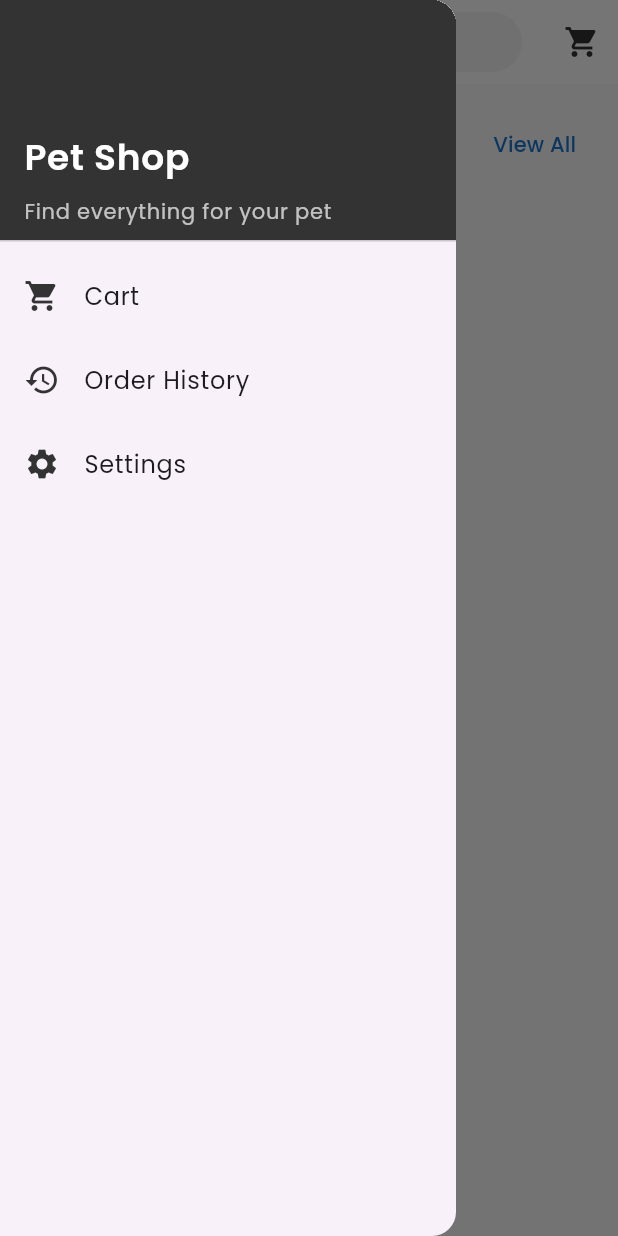
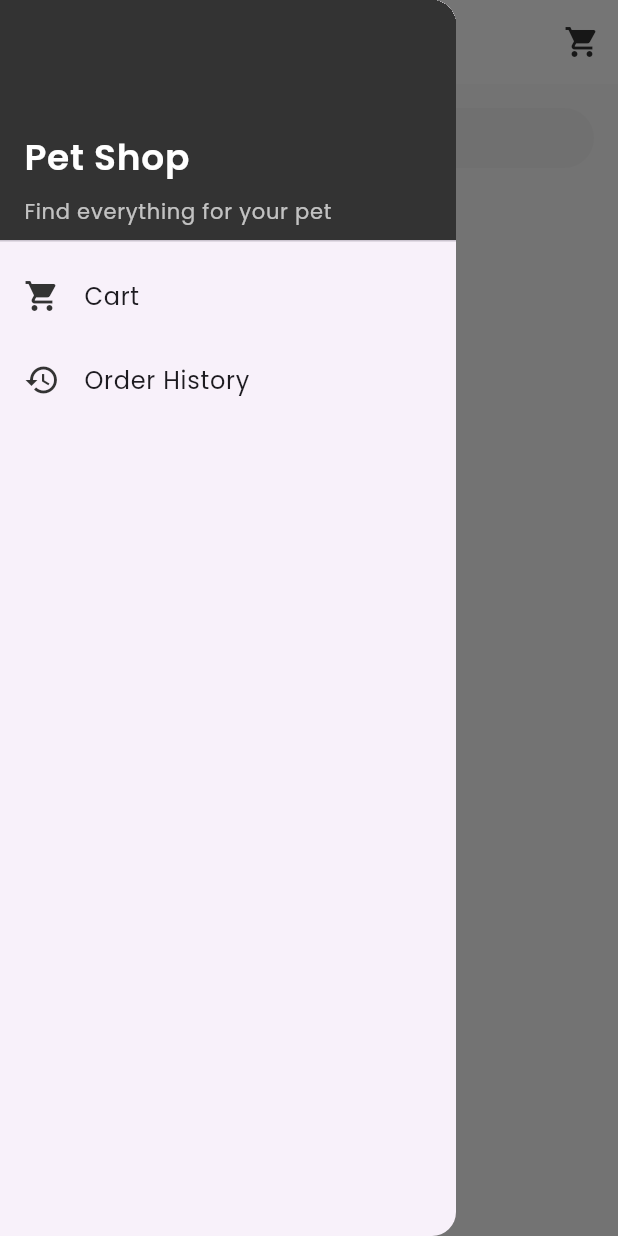
Before and after one commit to Chandupa04/furrpal, a Flutter app: the ShopPage screen opened directly, with the side drawer open, on a phone screen of 412 x 824 dp. Run offline on Flutter 3.47's test engine with Material 3 defaults, Android fonts, the phone set to English and light mode, and no system bars; our stand-ins replace cached_network_image, cloud_firestore, dio, email_validator, file_picker, firebase_auth and 9 more; missing offline and left inert: custom_check_box, flutter_stripe, platform_text; accounts and stored records are empty.

Commit message:
updated shop

```diff
--- a/lib/features/shop/presentation/pages/order_history_page.dart
+++ b/lib/features/shop/presentation/pages/order_history_page.dart
@@ -24,7 +24,7 @@ class OrderHistoryPage extends StatelessWidget {
     return Scaffold(
       appBar: AppBar(
         title: const Text('Order History'),
-        backgroundColor: const Color.fromARGB(255, 253, 162, 131),
+        backgroundColor: const Color.fromARGB(255, 255, 255, 255),
         foregroundColor: const Color.fromARGB(255, 10, 8, 1),
       ),
       body: StreamBuilder<QuerySnapshot>(
--- a/lib/features/shop/presentation/pages/shop_page.dart
+++ b/lib/features/shop/presentation/pages/shop_page.dart
@@ -29,36 +29,15 @@ class _ShopPageState extends State<ShopPage> {
       appBar: AppBar(
         backgroundColor: Colors.white,
         elevation: 0,
-        title: Container(
-          width: double.infinity,
-          height: 40,
-          decoration: BoxDecoration(
-            color: Colors.grey[100],
-            borderRadius: BorderRadius.circular(20),
-          ),
-          child: Center(
-            child: TextField(
-              controller: _searchController,
-              decoration: InputDecoration(
-                hintText: 'Search products...',
-                hintStyle: GoogleFonts.poppins(
-                  fontSize: 14,
-                  color: Colors.grey[500],
-                ),
-                border: InputBorder.none,
-                prefixIcon:
-                    Icon(Icons.search, color: Colors.grey[500], size: 20),
-                contentPadding: const EdgeInsets.symmetric(horizontal: 16),
-              ),
-              style: GoogleFonts.poppins(fontSize: 14),
-              onChanged: (value) {
-                setState(() {
-                  _searchQuery = value.toLowerCase();
-                });
-              },
+        title: Text(
+          "FurrPal",
+          style: GoogleFonts.poppins(
+            fontSize: 22,
+            fontWeight: FontWeight.bold,
+            color: Colors.black,
           ),
         ),
-        ),
+        centerTitle: true,
         actions: [
           IconButton(
             icon: AnimatedCartIcon(itemCount: cartProvider.cartItems.length),
@@ -125,23 +104,47 @@ class _ShopPageState extends State<ShopPage> {
                 );
               },
             ),
-            ListTile(
-              leading: const Icon(Icons.settings, color: Color(0xFF333333)),
-              title: Text('Settings', style: GoogleFonts.poppins()),
-              onTap: () {
-                Navigator.pop(context);
-              },
-            ),
+            // Settings ListTile removed as requested
           ],
         ),
       ),
       body: Column(
         children: [
+          // Search field moved below the app bar
+          Container(
+            margin: const EdgeInsets.fromLTRB(16, 16, 16, 8),
+            height: 40,
+            decoration: BoxDecoration(
+              color: Colors.grey[100],
+              borderRadius: BorderRadius.circular(20),
+            ),
+            child: TextField(
+              controller: _searchController,
+              decoration: InputDecoration(
+                hintText: 'Search products...',
+                hintStyle: GoogleFonts.poppins(
+                  fontSize: 14,
+                  color: Colors.grey[500],
+                ),
+                border: InputBorder.none,
+                prefixIcon:
+                Icon(Icons.search, color: Colors.grey[500], size: 20),
+                contentPadding: const EdgeInsets.symmetric(horizontal: 16),
+              ),
+              style: GoogleFonts.poppins(fontSize: 14),
+              onChanged: (value) {
+                setState(() {
+                  _searchQuery = value.toLowerCase();
+                });
+              },
+            ),
+          ),
+
           Padding(
             padding: const EdgeInsets.fromLTRB(16, 16, 16, 8),
-            child: Row(
-              children: [
-                Text(
+            child: Align(
+              alignment: Alignment.centerLeft,
+              child: Text(
                 'Featured Products',
                 style: GoogleFonts.poppins(
                   fontSize: 18,
@@ -149,21 +152,6 @@ class _ShopPageState extends State<ShopPage> {
                   color: const Color(0xFF333333),
                 ),
               ),
-                const Spacer(),
-                TextButton(
-                  onPressed: () {
-                    // View all products functionality
-                  },
-                  child: Text(
-                    'View All',
-                    style: GoogleFonts.poppins(
-                      fontSize: 14,
-                      fontWeight: FontWeight.w500,
-                      color: Colors.blue[700],
-                    ),
-                  ),
-                ),
-              ],
             ),
           ),
           Expanded(
@@ -312,12 +300,9 @@ class ProductCard extends StatelessWidget {
         child: Column(
           crossAxisAlignment: CrossAxisAlignment.start,
           children: [
-            // Image container with discount badge
-            Stack(
-              children: [
+            // Image container (discount badge removed)
             ClipRRect(
-                  borderRadius:
-                      const BorderRadius.vertical(top: Radius.circular(16)),
+              borderRadius: const BorderRadius.vertical(top: Radius.circular(16)),
               child: Image.network(
                 imageUrl,
                 height: 140,
@@ -328,35 +313,11 @@ class ProductCard extends StatelessWidget {
                     height: 140,
                     color: Colors.grey[200],
                     child: const Center(
-                          child: Icon(Icons.image_not_supported,
-                              color: Colors.grey),
+                      child: Icon(Icons.image_not_supported, color: Colors.grey),
                     ),
                   );
                 },
               ),
-                ),
-                // Optional: Add a discount badge
-                Positioned(
-                  top: 8,
-                  left: 8,
-                  child: Container(
-                    padding:
-                        const EdgeInsets.symmetric(horizontal: 8, vertical: 4),
-                    decoration: BoxDecoration(
-                      color: Colors.red,
-                      borderRadius: BorderRadius.circular(12),
-                    ),
-                    child: Text(
-                      '20% OFF',
-                      style: GoogleFonts.poppins(
-                        color: Colors.white,
-                        fontSize: 10,
-                        fontWeight: FontWeight.w500,
-                      ),
-                    ),
-                  ),
-                ),
-              ],
             ),
 
             // Product details
```
Also changed, not shown: lib/features/shop/presentation/pages/checkout_page.dart (+5 -16 lines). Lines whose indentation alone changed are shown as unchanged.
